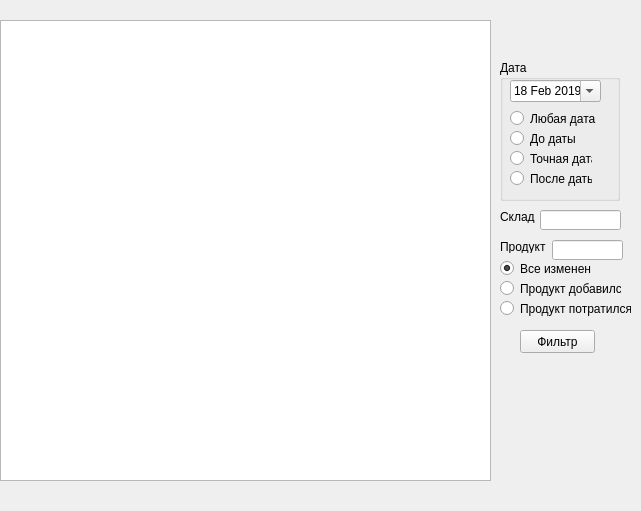
Above: MI_Client/wform1.ui from Arankir/Labs before the change. Below: the same form after it.
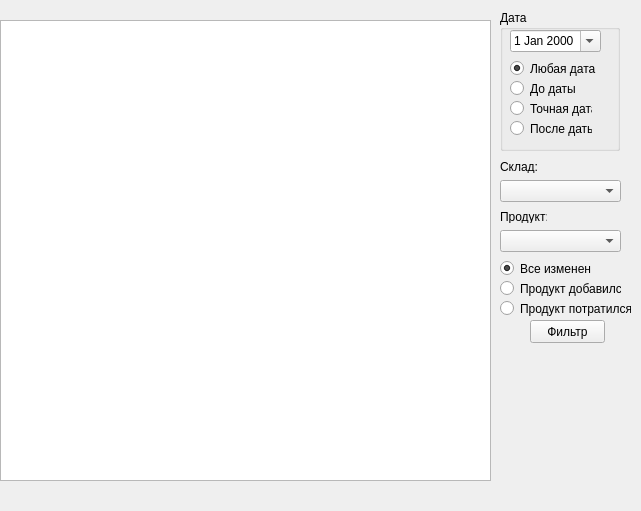
That is the form after the change.

What changed in the file:
```diff
--- a/MI_Client/wform1.ui
+++ b/MI_Client/wform1.ui
@@ -27,26 +27,26 @@
    <property name="geometry">
     <rect>
      <x>500</x>
-     <y>210</y>
+     <y>160</y>
      <width>47</width>
      <height>13</height>
     </rect>
    </property>
    <property name="text">
-    <string>Склад</string>
+    <string>Склад:</string>
    </property>
   </widget>
   <widget class="QLabel" name="label_3">
    <property name="geometry">
     <rect>
      <x>500</x>
-     <y>240</y>
+     <y>210</y>
      <width>47</width>
      <height>13</height>
     </rect>
    </property>
    <property name="text">
-    <string>Продукт</string>
+    <string>Продукт:</string>
    </property>
   </widget>
   <widget class="QRadioButton" name="RBInc">
@@ -94,8 +94,8 @@
   <widget class="QPushButton" name="ApplyStockChangeFilter">
    <property name="geometry">
     <rect>
-     <x>520</x>
-     <y>330</y>
+     <x>530</x>
+     <y>320</y>
      <width>75</width>
      <height>23</height>
     </rect>
@@ -104,31 +104,11 @@
     <string>Фильтр</string>
    </property>
   </widget>
-  <widget class="QLineEdit" name="LineStock">
-   <property name="geometry">
-    <rect>
-     <x>540</x>
-     <y>210</y>
-     <width>81</width>
-     <height>20</height>
-    </rect>
-   </property>
-  </widget>
-  <widget class="QLineEdit" name="LineIngredient">
-   <property name="geometry">
-    <rect>
-     <x>552</x>
-     <y>240</y>
-     <width>71</width>
-     <height>20</height>
-    </rect>
-   </property>
-  </widget>
   <widget class="QGroupBox" name="groupBox">
    <property name="geometry">
     <rect>
      <x>500</x>
-     <y>60</y>
+     <y>10</y>
      <width>120</width>
      <height>141</height>
     </rect>
@@ -145,16 +125,6 @@
       <height>22</height>
      </rect>
     </property>
-    <property name="dateTime">
-     <datetime>
-      <hour>0</hour>
-      <minute>0</minute>
-      <second>0</second>
-      <year>2019</year>
-      <month>2</month>
-      <day>18</day>
-     </datetime>
-    </property>
     <property name="calendarPopup">
      <bool>true</bool>
     </property>
@@ -171,6 +141,9 @@
     <property name="text">
      <string>Любая дата</string>
     </property>
+    <property name="checked">
+     <bool>true</bool>
+    </property>
    </widget>
    <widget class="QRadioButton" name="RBBDate">
     <property name="geometry">
@@ -212,6 +185,26 @@
     </property>
    </widget>
   </widget>
+  <widget class="QComboBox" name="Stocks">
+   <property name="geometry">
+    <rect>
+     <x>500</x>
+     <y>180</y>
+     <width>121</width>
+     <height>22</height>
+    </rect>
+   </property>
+  </widget>
+  <widget class="QComboBox" name="Ingredients">
+   <property name="geometry">
+    <rect>
+     <x>500</x>
+     <y>230</y>
+     <width>121</width>
+     <height>22</height>
+    </rect>
+   </property>
+  </widget>
  </widget>
  <resources/>
  <connections/>
```
